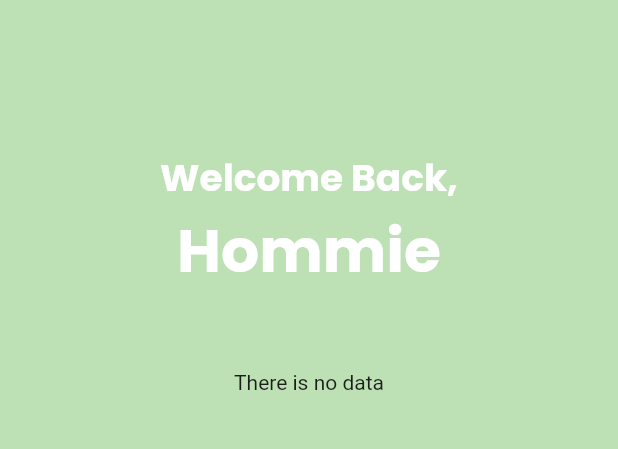
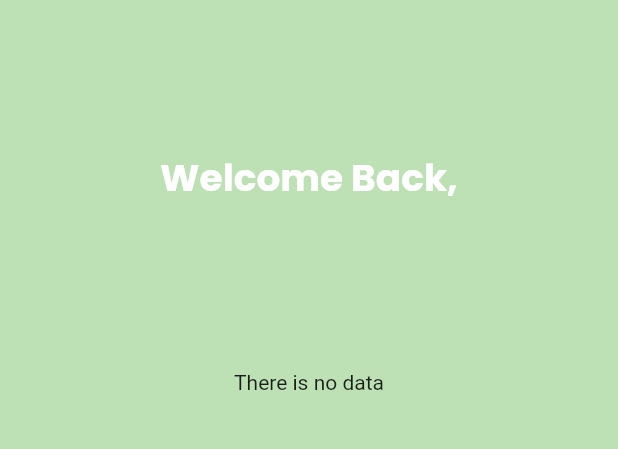
Before and after one commit to Fiston-pro/MyFoodz, a Flutter app: the HomePage screen opened by its route, on a phone screen of 412 x 824 dp, the part 72-521 px from its top. Run offline on Flutter 3.47's test engine with Material 2 defaults, Android fonts, the phone set to English and light mode, and no system bars; our stand-ins replace animated_splash_screen, cloud_firestore, firebase_auth, firebase_core, fl_chart, flutter_login and 2 more; missing offline and left inert: flutter_rounded_date_picker; accounts and stored records are empty.

Commit message:
Changed the initial name from hommie in providers.dart

```diff
--- a/lib/providers.dart
+++ b/lib/providers.dart
@@ -7,7 +7,7 @@ final userDataProvider = StateNotifierProvider<UserDataNotifier,UserData>((ref)
 
 class UserDataNotifier extends StateNotifier<UserData> {
   UserDataNotifier() : super(_initialValue);
-  static const _initialValue = UserData(name:'Hommie',email:'',birthdate:'',uid:'',foods:{},history:{});
+  static const _initialValue = UserData(name:'',email:'',birthdate:'',uid:'',foods:{},history:{});
 
   //get data from map of firestore
   void fromMap(Map<String,dynamic>? data){
```
